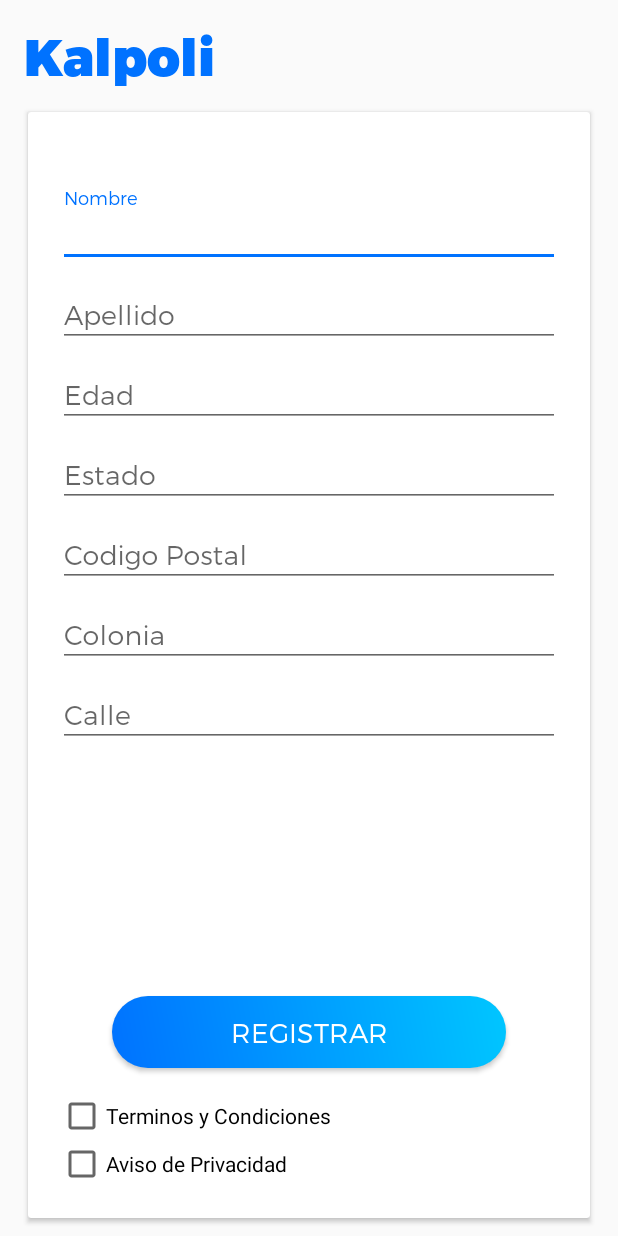
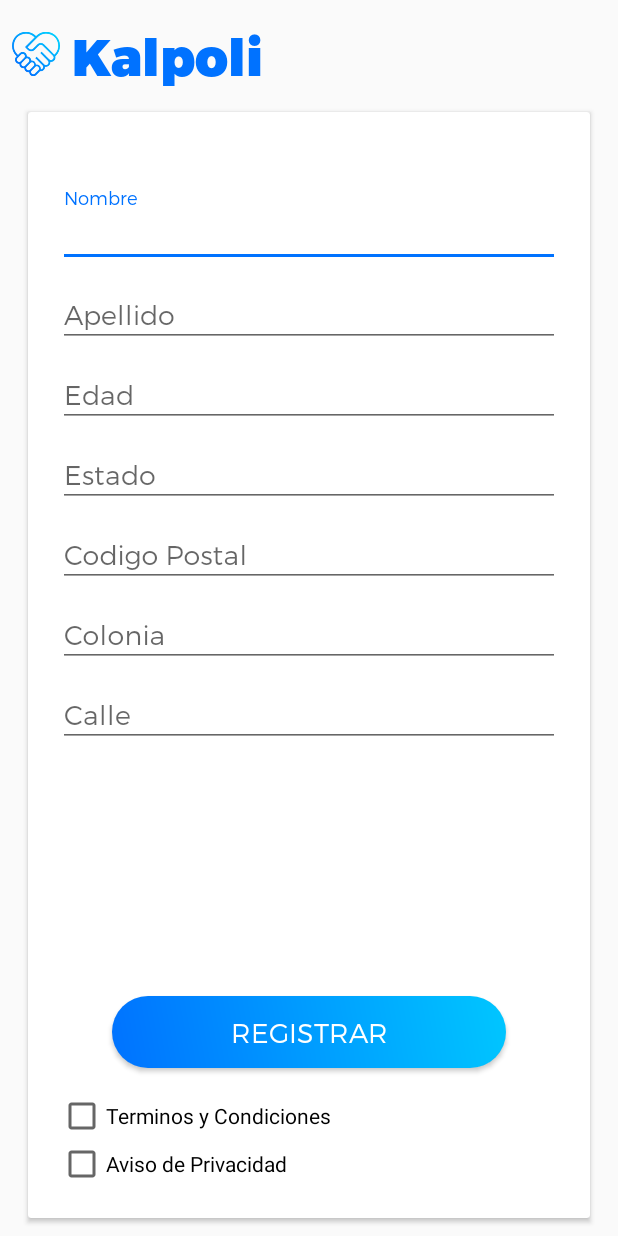
Before and after one commit to chilangolabs/App-CICM-Hackathon2018, an Android app: the screen it shows after launch (RegisterFormActivity), after a tap on "ENTRAR", on a phone screen of 412 x 824 dp. Run offline under Robolectric (Android 15) with nearby library versions, the phone set to English and light mode, and no system bars.

Commit message:
add icos

```diff
--- a/app/src/main/AndroidManifest.xml
+++ b/app/src/main/AndroidManifest.xml
@@ -8,7 +8,7 @@
 
     <application
         android:allowBackup="true"
-        android:icon="@mipmap/ic_launcher"
+        android:icon="@drawable/ic_launcher"
         android:label="@string/app_name"
         android:roundIcon="@mipmap/ic_launcher_round"
         android:supportsRtl="true"
--- a/app/src/main/java/com/chilangolabs/hackcicm/MainActivity.kt
+++ b/app/src/main/java/com/chilangolabs/hackcicm/MainActivity.kt
@@ -25,7 +25,8 @@ class MainActivity : BaseActivity() {
             val intent = Intent(this, RegisterFormActivity::class.java)
             val p1: Pair<View, String> = Pair.create(txtLoginTitle as View, getString(R.string.app_name))
             val p2: Pair<View, String> = Pair.create(cardLoginForm as View, getString(R.string.containerForm))
-            val options: ActivityOptionsCompat = ActivityOptionsCompat.makeSceneTransitionAnimation(this, p1, p2)
+            val p3: Pair<View, String> = Pair.create(imgLoginLogo as View, "imagetransitionname")
+            val options: ActivityOptionsCompat = ActivityOptionsCompat.makeSceneTransitionAnimation(this, p1, p2, p3)
 
             startActivity(intent, options.toBundle())
         }
--- a/app/src/main/res/layout/activity_register_form.xml
+++ b/app/src/main/res/layout/activity_register_form.xml
@@ -6,19 +6,30 @@
     android:layout_height="match_parent"
     tools:context="com.chilangolabs.hackcicm.activitys.RegisterFormActivity">
 
+    <ImageView
+        android:id="@+id/imgRegisterLogo"
+        android:layout_width="32dp"
+        android:layout_height="32dp"
+        android:layout_marginStart="8dp"
+        android:layout_marginTop="20dp"
+        android:src="@drawable/ic_app_min"
+        android:transitionName="imagetransitionname"
+        app:layout_constraintStart_toStartOf="parent"
+        app:layout_constraintTop_toTopOf="parent" />
+
     <com.chilangolabs.hackcicm.customelements.MontserratTextView
         android:id="@+id/txtRegisterTitle"
-        android:layout_width="match_parent"
+        android:layout_width="0dp"
         android:layout_height="wrap_content"
         android:layout_marginEnd="16dp"
-        android:layout_marginStart="16dp"
+        android:layout_marginStart="8dp"
         android:layout_marginTop="16dp"
         android:text="@string/app_name"
         android:textAppearance="@style/TextAppearance.AppCompat.Display1"
         android:textColor="@color/colorAccent"
         android:transitionName="@string/app_name"
         app:layout_constraintEnd_toEndOf="parent"
-        app:layout_constraintStart_toStartOf="parent"
+        app:layout_constraintStart_toEndOf="@+id/imgRegisterLogo"
         app:layout_constraintTop_toTopOf="parent" />
 
     <android.support.v7.widget.CardView
```
Also changed, not shown: app/src/main/res/layout/activity_main.xml (+15 -1 lines), app/src/main/res/layout/activity_main_list.xml (+14 -3 lines), app/src/main/res/layout/activity_verify_id.xml (+14 -3 lines), app/src/main/res/drawable/ic_app.png (added), app/src/main/res/drawable/ic_app_min.png (added), app/src/main/res/drawable/ic_launcher.png (added).
